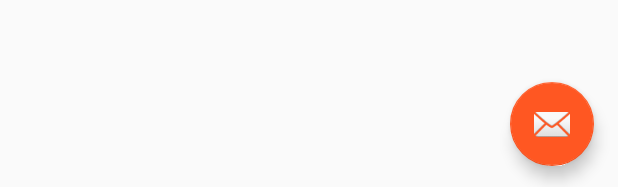
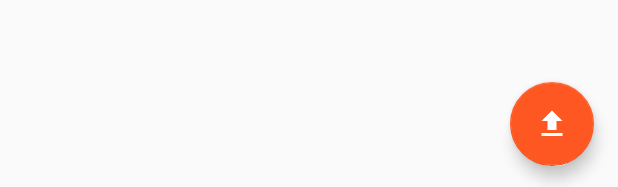
Before and after one commit to Theo95RO/Aria, an Android app: the layout app_bar_main.xml on its own in the app's theme, with its tools: preview values and no code run, on a phone screen of 412 x 824 dp. Shown: the part 1046-1233 px from the top of the screen. Run offline under Robolectric (Android 15) with nearby library versions, the phone set to English and light mode, and no system bars.

Commit message:
Upload custom file action - WIP

```diff
--- a/app/build.gradle
+++ b/app/build.gradle
@@ -26,7 +26,8 @@ dependencies {
     })
 
 
-
+    compile 'com.getkeepsafe.taptargetview:taptargetview:1.6.1'
+    compile 'uk.co.samuelwall:material-tap-target-prompt:1.6.3'
     compile 'com.github.PhilJay:MPAndroidChart:v3.0.1'
     compile 'com.github.TangoAgency:material-intro-screen:0.0.4'
     compile 'com.heinrichreimersoftware:material-intro:1.6'
--- /dev/null
+++ b/app/src/main/res/drawable/ic_file_upload_white_24dp.xml
@@ -0,0 +1,9 @@
+<vector xmlns:android="http://schemas.android.com/apk/res/android"
+    android:width="24dp"
+    android:height="24dp"
+    android:viewportWidth="24.0"
+    android:viewportHeight="24.0">
+    <path
+        android:fillColor="#ffffff"
+        android:pathData="M9,16h6v-6h4l-7,-7 -7,7h4zM5,18h14v2L5,20z"/>
+</vector>
--- a/app/src/main/res/layout/app_bar_main.xml
+++ b/app/src/main/res/layout/app_bar_main.xml
@@ -29,6 +29,8 @@
         android:layout_height="wrap_content"
         android:layout_gravity="bottom|end"
         android:layout_margin="@dimen/fab_margin"
-        app:srcCompat="@android:drawable/ic_dialog_email" />
+        app:fabSize="normal"
+        android:src="@drawable/ic_file_upload_white_24dp"/>
+        <!--app:srcCompat="@android:drawable/ic_dialog_email"-->
 
 </android.support.design.widget.CoordinatorLayout>
--- a/app/src/main/res/values/colors.xml
+++ b/app/src/main/res/values/colors.xml
@@ -13,6 +13,7 @@
     <color name="icons">#FFFFFF</color>
     <color name="divider">#BDBDBD</color>
 
+    <color name="black">#000000</color>
 
     <!--Colors related to intro pages-->
     <color name="intro_1_background">#008a00</color>
--- a/app/src/main/res/values/strings.xml
+++ b/app/src/main/res/values/strings.xml
@@ -45,4 +45,8 @@
     <string name="button_download_link_text">Copy URL</string>
     <string name="toast_after_button_download_click">URL Copied to clipboard</string>
     <string name="URL_download">http://test.ro</string>
+    <!--Strings related to FAB Intro Prompt-->
+    <string name="fab_prompt_primary_text">Upload a custom file</string>
+    <string name="fab_prompt_secondary_text">Tap the button to upload to your PC a specific file from your device.</string>
+
 </resources>
```
Also changed, not shown: app/src/main/java/com/gmail/btheo95/aria/activity/MainActivity.java (+102 -6 lines), app/src/main/res/drawable/ic_file_upload_black_24dp.xml (added, +9 -0 lines).
